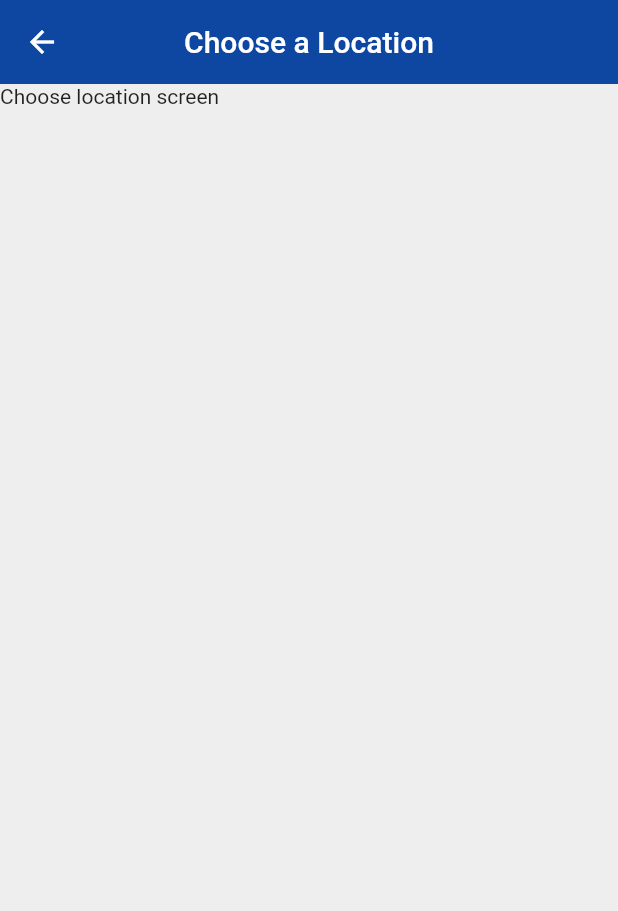
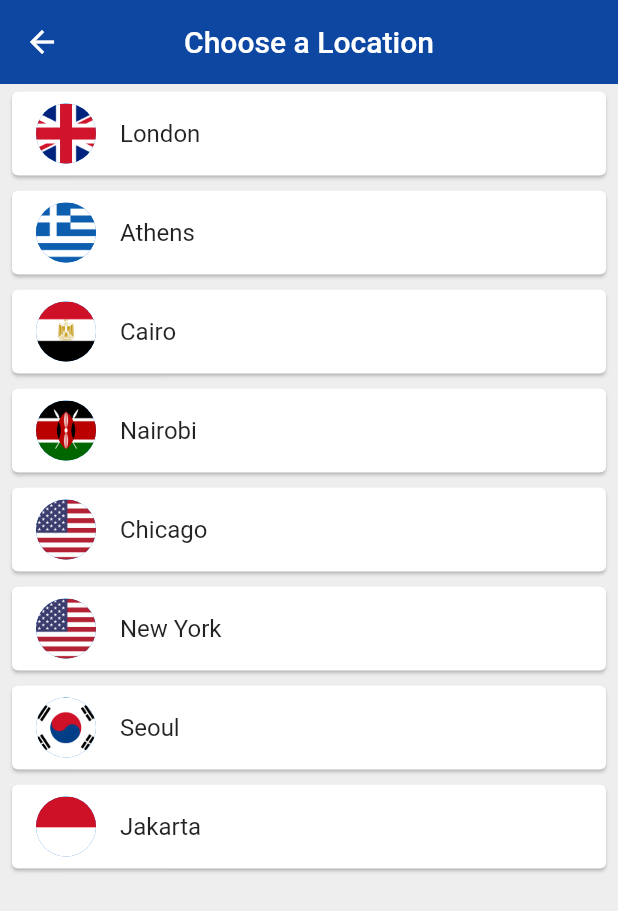
Before and after one commit to LuizHenriqueENS/worldtime-app, a Flutter app: the ChooseLocation screen opened by its route, on a phone screen of 412 x 824 dp. Shown: the top 911 px of the screen. Run offline on Flutter 3.47's test engine with Material 2 defaults, Android fonts, the phone set to English and light mode, and no system bars; our stand-ins replace flutter_spinkit; network calls fail.

Commit message:
added a listview of countries in chosse location screen

```diff
--- a/lib/pages/choose_location.dart
+++ b/lib/pages/choose_location.dart
@@ -1,4 +1,5 @@
 import 'package:flutter/material.dart';
+import 'package:wordtime_flutter/services/world_time.dart';
 
 class ChooseLocation extends StatefulWidget {
   const ChooseLocation({super.key});
@@ -8,6 +9,17 @@
 }
 
 class _ChooseLocationState extends State<ChooseLocation> {
+  List<WorldTime> locations = [
+    WorldTime(url: 'Europe/London', location: 'London', flag: 'uk.png'),
+    WorldTime(url: 'Europe/Athens', location: 'Athens', flag: 'greece.png'),
+    WorldTime(url: 'Africa/Cairo', location: 'Cairo', flag: 'egypt.png'),
+    WorldTime(url: 'Africa/Nairobi', location: 'Nairobi', flag: 'kenya.png'),
+    WorldTime(url: 'America/Chicago', location: 'Chicago', flag: 'usa.png'),
+    WorldTime(url: 'America/New_York', location: 'New York', flag: 'usa.png'),
+    WorldTime(url: 'Asia/Seoul', location: 'Seoul', flag: 'south_korea.png'),
+    WorldTime(url: 'Asia/Jakarta', location: 'Jakarta', flag: 'indonesia.png'),
+  ];
+
   @override
   Widget build(BuildContext context) {
     return Scaffold(
@@ -18,7 +30,24 @@
         centerTitle: true,
         elevation: 0,
       ),
-      body: Text('Choose location screen'),
+      body: ListView.builder(
+        itemCount: locations.length,
+        itemBuilder: (context, index) {
+          return Padding(
+            padding: const EdgeInsets.symmetric(vertical: 1.0, horizontal: 4.0),
+            child: Card(
+              child: ListTile(
+                onTap: () {},
+                title: Text(locations[index].location!),
+                leading: CircleAvatar(
+                  backgroundImage:
+                      AssetImage('assets/${locations[index].flag}'),
+                ),
+              ),
+            ),
+          );
+        },
+      ),
     );
   }
 }
```
Also changed, not shown: assets/egypt.png (added), assets/germany.png (added), assets/greece.png (added), assets/indonesia.png (added), assets/kenya.png (added), assets/south_korea.png (added), assets/uk.png (added), assets/usa.png (added).
